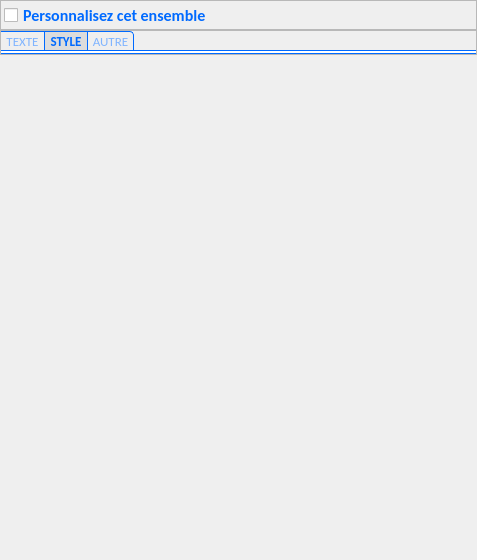
First picture: the form in PhotosConsigne/ui/Set.ui, repository FlorianLance/PhotosConsigne, before the edit.
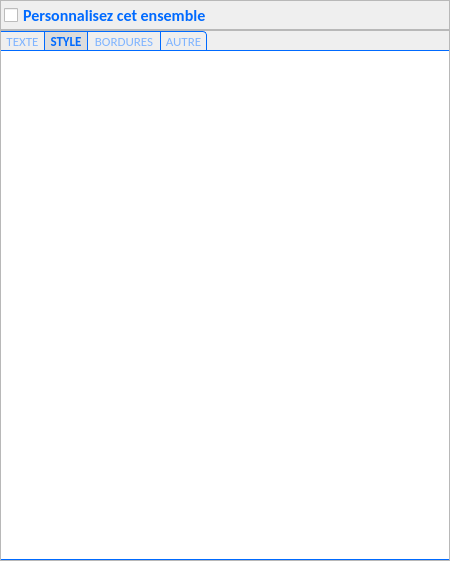
Second picture: the form after the edit. The open tabs and pages were chosen to show the change.

Commit message: * border now depends on sets

Diff of the .ui file:
```diff
--- a/PhotosConsigne/ui/Set.ui
+++ b/PhotosConsigne/ui/Set.ui
@@ -9,8 +9,8 @@
    <rect>
     <x>0</x>
     <y>0</y>
-    <width>477</width>
-    <height>560</height>
+    <width>450</width>
+    <height>561</height>
    </rect>
   </property>
   <property name="sizePolicy">
@@ -326,7 +326,10 @@
          <attribute name="title">
           <string>STYLE</string>
          </attribute>
-         <layout class="QGridLayout" name="gridLayout_7">
+         <layout class="QVBoxLayout" name="vlSetStyle">
+          <property name="spacing">
+           <number>0</number>
+          </property>
           <property name="leftMargin">
            <number>0</number>
           </property>
@@ -339,18 +342,14 @@
           <property name="bottomMargin">
            <number>0</number>
           </property>
-          <property name="spacing">
-           <number>0</number>
-          </property>
-          <item row="0" column="0">
-           <layout class="QVBoxLayout" name="vlSetStyle">
-            <property name="spacing">
-             <number>0</number>
-            </property>
-           </layout>
-          </item>
          </layout>
         </widget>
+        <widget class="QWidget" name="tabSetBorders">
+         <attribute name="title">
+          <string>BORDURES</string>
+         </attribute>
+         <layout class="QVBoxLayout" name="vlSetBorders"/>
+        </widget>
         <widget class="QWidget" name="tabMisc">
          <attribute name="title">
           <string>AUTRE</string>
@@ -378,19 +377,6 @@
      </layout>
     </widget>
    </item>
-   <item>
-    <spacer name="verticalSpacer1">
-     <property name="orientation">
-      <enum>Qt::Vertical</enum>
-     </property>
-     <property name="sizeHint" stdset="0">
-      <size>
-       <width>20</width>
-       <height>40</height>
-      </size>
-     </property>
-    </spacer>
-   </item>
   </layout>
  </widget>
  <resources/>
```
Left out of the diff: 2 changed lines with no effect on the pictures. The commit also changes 37 other files.
